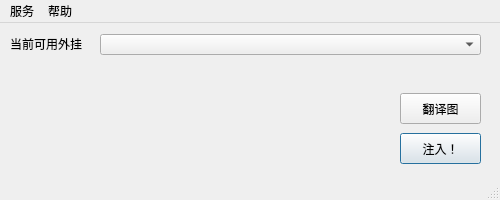
This is LXDInjector.ui in luoxiandu/LXDInjector as Qt 5 draws it before an edit. The edited form follows.
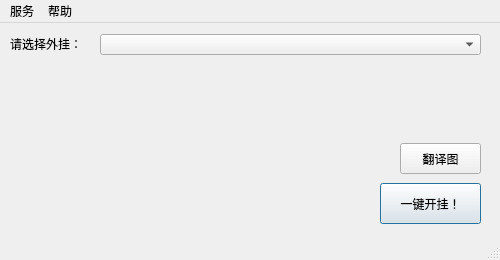
This is the edited form.

The edit to the form file:
```diff
--- a/LXDInjector.ui
+++ b/LXDInjector.ui
@@ -7,7 +7,7 @@
     <x>0</x>
     <y>0</y>
     <width>500</width>
-    <height>200</height>
+    <height>260</height>
    </rect>
   </property>
   <property name="sizePolicy">
@@ -19,13 +19,13 @@
   <property name="minimumSize">
    <size>
     <width>500</width>
-    <height>200</height>
+    <height>260</height>
    </size>
   </property>
   <property name="maximumSize">
    <size>
     <width>500</width>
-    <height>200</height>
+    <height>260</height>
    </size>
   </property>
   <property name="windowTitle">
@@ -64,20 +64,20 @@
      </font>
     </property>
     <property name="text">
-     <string>当前可用外挂</string>
+     <string>请选择外挂：</string>
     </property>
    </widget>
    <widget class="QPushButton" name="btnInject">
     <property name="geometry">
      <rect>
-      <x>400</x>
-      <y>110</y>
-      <width>81</width>
-      <height>31</height>
+      <x>380</x>
+      <y>160</y>
+      <width>101</width>
+      <height>41</height>
      </rect>
     </property>
     <property name="text">
-     <string>注入！</string>
+     <string>一键开挂！</string>
     </property>
     <property name="default">
      <bool>true</bool>
@@ -86,10 +86,10 @@
    <widget class="QLabel" name="lbMemo">
     <property name="geometry">
      <rect>
-      <x>100</x>
-      <y>40</y>
-      <width>291</width>
-      <height>91</height>
+      <x>20</x>
+      <y>50</y>
+      <width>351</width>
+      <height>151</height>
      </rect>
     </property>
     <property name="sizePolicy">
@@ -112,7 +112,7 @@
     <property name="geometry">
      <rect>
       <x>400</x>
-      <y>70</y>
+      <y>120</y>
       <width>81</width>
       <height>31</height>
      </rect>
```
Left out of the diff: 18 changed lines with no effect on the pictures.
